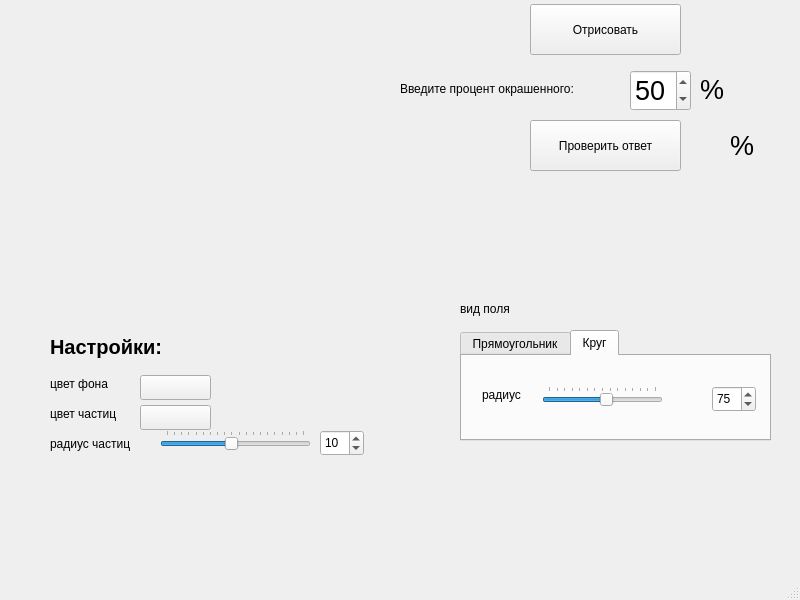
Old version of the form src/ms_pro/view/mainwindow.ui in the repository difurka/medical_simulator.
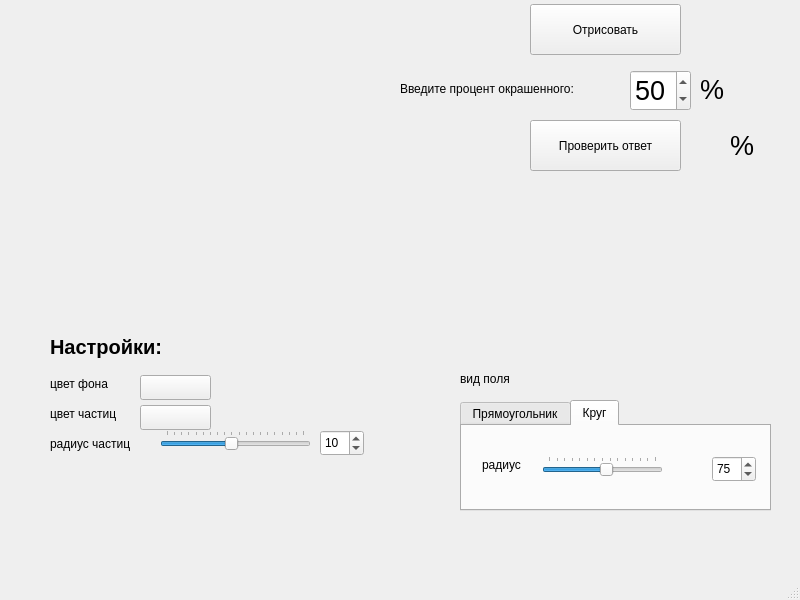
New version of the form. Custom widgets are drawn as their Qt base class.

```diff
--- a/src/ms_pro/view/mainwindow.ui
+++ b/src/ms_pro/view/mainwindow.ui
@@ -88,7 +88,7 @@
     <property name="geometry">
      <rect>
       <x>460</x>
-      <y>300</y>
+      <y>370</y>
       <width>101</width>
       <height>17</height>
      </rect>
@@ -155,7 +155,7 @@
     <property name="geometry">
      <rect>
       <x>460</x>
-      <y>330</y>
+      <y>400</y>
       <width>311</width>
       <height>111</height>
      </rect>
@@ -648,7 +648,7 @@
       <x>530</x>
       <y>190</y>
       <width>221</width>
-      <height>21</height>
+      <height>31</height>
      </rect>
     </property>
     <property name="font">
```
Left out of the diff: 3 changed lines with no effect on the pictures.
